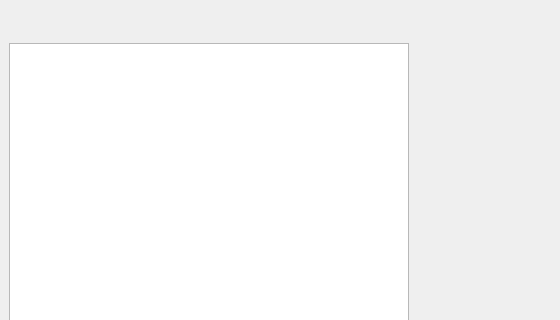
Qt form org.nickvision.application.qt/src/views/mainwindow.ui (NickvisionApps/Application) before a commit; both pictures show x 0 to 560 and y 0 to 320 of the 1069 by 697 pixel window.
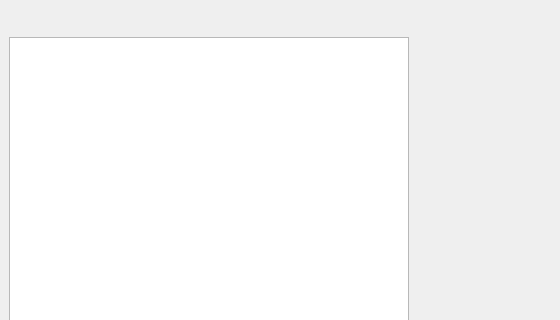
The same form after that commit. Icons and pictures are not drawn.

Diff of the .ui file:
```diff
--- a/org.nickvision.application.qt/src/views/mainwindow.ui
+++ b/org.nickvision.application.qt/src/views/mainwindow.ui
@@ -30,6 +30,9 @@
     </property>
     <item>
      <layout class="QHBoxLayout" name="mainLayout">
+      <property name="spacing">
+       <number>0</number>
+      </property>
       <item>
        <widget class="QStackedWidget" name="viewStack">
         <property name="currentIndex">
@@ -136,9 +139,6 @@
         </widget>
         <widget class="QWidget" name="folderPage">
          <layout class="QVBoxLayout" name="verticalLayout_2">
-          <property name="spacing">
-           <number>12</number>
-          </property>
           <item>
            <layout class="QHBoxLayout" name="horizontalLayout_3">
             <item>
```
